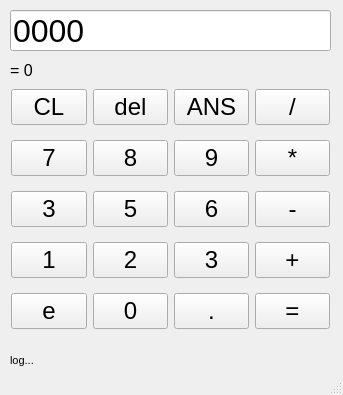
Qt form MyCalculatorGUI/mainwindow.ui (ElMarshal/MyCalculator) before a commit.
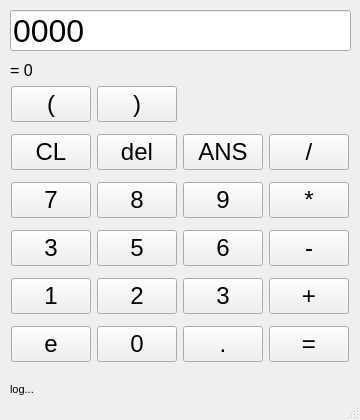
The same form after that commit.

What changed in the file:
```diff
--- a/MyCalculatorGUI/mainwindow.ui
+++ b/MyCalculatorGUI/mainwindow.ui
@@ -6,8 +6,8 @@
    <rect>
     <x>0</x>
     <y>0</y>
-    <width>343</width>
-    <height>395</height>
+    <width>360</width>
+    <height>420</height>
    </rect>
   </property>
   <property name="windowTitle">
@@ -19,7 +19,7 @@
      <rect>
       <x>10</x>
       <y>10</y>
-      <width>321</width>
+      <width>341</width>
       <height>41</height>
      </rect>
     </property>
@@ -36,8 +36,8 @@
     <property name="geometry">
      <rect>
       <x>10</x>
-      <y>350</y>
-      <width>321</width>
+      <y>379</y>
+      <width>341</width>
       <height>20</height>
      </rect>
     </property>
@@ -64,8 +64,8 @@
      <rect>
       <x>10</x>
       <y>80</y>
-      <width>321</width>
-      <height>261</height>
+      <width>340</width>
+      <height>291</height>
      </rect>
     </property>
     <layout class="QGridLayout" name="gridLayout">
@@ -81,8 +81,30 @@
      <property name="verticalSpacing">
       <number>6</number>
      </property>
+     <item row="3" column="1">
+      <widget class="QPushButton" name="btn_5">
+       <property name="sizePolicy">
+        <sizepolicy hsizetype="Minimum" vsizetype="Maximum">
+         <horstretch>0</horstretch>
+         <verstretch>0</verstretch>
+        </sizepolicy>
+       </property>
+       <property name="font">
+        <font>
+         <pointsize>18</pointsize>
+         <kerning>true</kerning>
+        </font>
+       </property>
+       <property name="autoFillBackground">
+        <bool>false</bool>
+       </property>
+       <property name="text">
+        <string>5</string>
+       </property>
+      </widget>
+     </item>
      <item row="3" column="2">
-      <widget class="QPushButton" name="btn_3">
+      <widget class="QPushButton" name="btn_6">
        <property name="sizePolicy">
         <sizepolicy hsizetype="Minimum" vsizetype="Maximum">
          <horstretch>0</horstretch>
@@ -99,11 +121,11 @@
         <bool>false</bool>
        </property>
        <property name="text">
-        <string>3</string>
+        <string>6</string>
        </property>
       </widget>
      </item>
-     <item row="1" column="1">
+     <item row="2" column="1">
       <widget class="QPushButton" name="btn_8">
        <property name="sizePolicy">
         <sizepolicy hsizetype="Minimum" vsizetype="Maximum">
@@ -125,8 +147,8 @@
        </property>
       </widget>
      </item>
-     <item row="1" column="2">
-      <widget class="QPushButton" name="btn_9">
+     <item row="5" column="0">
+      <widget class="QPushButton" name="btn_e">
        <property name="sizePolicy">
         <sizepolicy hsizetype="Minimum" vsizetype="Maximum">
          <horstretch>0</horstretch>
@@ -143,143 +165,11 @@
         <bool>false</bool>
        </property>
        <property name="text">
-        <string>9</string>
-       </property>
-      </widget>
-     </item>
-     <item row="2" column="1">
-      <widget class="QPushButton" name="btn_5">
-       <property name="sizePolicy">
-        <sizepolicy hsizetype="Minimum" vsizetype="Maximum">
-         <horstretch>0</horstretch>
-         <verstretch>0</verstretch>
-        </sizepolicy>
-       </property>
-       <property name="font">
-        <font>
-         <pointsize>18</pointsize>
-         <kerning>true</kerning>
-        </font>
-       </property>
-       <property name="autoFillBackground">
-        <bool>false</bool>
-       </property>
-       <property name="text">
-        <string>5</string>
-       </property>
-      </widget>
-     </item>
-     <item row="1" column="3">
-      <widget class="QPushButton" name="btn_mul">
-       <property name="sizePolicy">
-        <sizepolicy hsizetype="Minimum" vsizetype="Maximum">
-         <horstretch>0</horstretch>
-         <verstretch>0</verstretch>
-        </sizepolicy>
-       </property>
-       <property name="font">
-        <font>
-         <pointsize>18</pointsize>
-         <kerning>true</kerning>
-        </font>
-       </property>
-       <property name="autoFillBackground">
-        <bool>false</bool>
-       </property>
-       <property name="text">
-        <string>*</string>
-       </property>
-      </widget>
-     </item>
-     <item row="1" column="0">
-      <widget class="QPushButton" name="btn_7">
-       <property name="sizePolicy">
-        <sizepolicy hsizetype="Minimum" vsizetype="Maximum">
-         <horstretch>0</horstretch>
-         <verstretch>0</verstretch>
-        </sizepolicy>
-       </property>
-       <property name="font">
-        <font>
-         <pointsize>18</pointsize>
-         <kerning>true</kerning>
-        </font>
-       </property>
-       <property name="autoFillBackground">
-        <bool>false</bool>
-       </property>
-       <property name="text">
-        <string>7</string>
-       </property>
-      </widget>
-     </item>
-     <item row="3" column="1">
-      <widget class="QPushButton" name="btn_2">
-       <property name="sizePolicy">
-        <sizepolicy hsizetype="Minimum" vsizetype="Maximum">
-         <horstretch>0</horstretch>
-         <verstretch>0</verstretch>
-        </sizepolicy>
-       </property>
-       <property name="font">
-        <font>
-         <pointsize>18</pointsize>
-         <kerning>true</kerning>
-        </font>
-       </property>
-       <property name="autoFillBackground">
-        <bool>false</bool>
-       </property>
-       <property name="text">
-        <string>2</string>
+        <string>e</string>
        </property>
       </widget>
      </item>
      <item row="4" column="3">
-      <widget class="QPushButton" name="btn_equal">
-       <property name="sizePolicy">
-        <sizepolicy hsizetype="Minimum" vsizetype="Maximum">
-         <horstretch>0</horstretch>
-         <verstretch>0</verstretch>
-        </sizepolicy>
-       </property>
-       <property name="font">
-        <font>
-         <pointsize>18</pointsize>
-         <kerning>true</kerning>
-        </font>
-       </property>
-       <property name="autoFillBackground">
-        <bool>false</bool>
-       </property>
-       <property name="text">
-        <string>=</string>
-       </property>
-      </widget>
-     </item>
-     <item row="3" column="0">
-      <widget class="QPushButton" name="btn_1">
-       <property name="sizePolicy">
-        <sizepolicy hsizetype="Minimum" vsizetype="Maximum">
-         <horstretch>0</horstretch>
-         <verstretch>0</verstretch>
-        </sizepolicy>
-       </property>
-       <property name="font">
-        <font>
-         <pointsize>18</pointsize>
-         <kerning>true</kerning>
-        </font>
-       </property>
-       <property name="autoFillBackground">
-        <bool>false</bool>
-       </property>
-       <property name="text">
-        <string>1</string>
-       </property>
-      </widget>
-     </item>
-     <item row="3" column="3">
       <widget class="QPushButton" name="btn_plus">
        <property name="sizePolicy">
         <sizepolicy hsizetype="Minimum" vsizetype="Maximum">
@@ -302,6 +192,28 @@
       </widget>
      </item>
      <item row="4" column="1">
+      <widget class="QPushButton" name="btn_2">
+       <property name="sizePolicy">
+        <sizepolicy hsizetype="Minimum" vsizetype="Maximum">
+         <horstretch>0</horstretch>
+         <verstretch>0</verstretch>
+        </sizepolicy>
+       </property>
+       <property name="font">
+        <font>
+         <pointsize>18</pointsize>
+         <kerning>true</kerning>
+        </font>
+       </property>
+       <property name="autoFillBackground">
+        <bool>false</bool>
+       </property>
+       <property name="text">
+        <string>2</string>
+       </property>
+      </widget>
+     </item>
+     <item row="5" column="1">
       <widget class="QPushButton" name="btn_0">
        <property name="sizePolicy">
         <sizepolicy hsizetype="Minimum" vsizetype="Maximum">
@@ -323,8 +235,8 @@
        </property>
       </widget>
      </item>
-     <item row="2" column="3">
-      <widget class="QPushButton" name="btn_minus">
+     <item row="1" column="0">
+      <widget class="QPushButton" name="btn_cl">
        <property name="sizePolicy">
         <sizepolicy hsizetype="Minimum" vsizetype="Maximum">
          <horstretch>0</horstretch>
@@ -341,33 +253,11 @@
         <bool>false</bool>
        </property>
        <property name="text">
-        <string>-</string>
+        <string>CL</string>
        </property>
       </widget>
      </item>
-     <item row="2" column="2">
-      <widget class="QPushButton" name="btn_6">
-       <property name="sizePolicy">
-        <sizepolicy hsizetype="Minimum" vsizetype="Maximum">
-         <horstretch>0</horstretch>
-         <verstretch>0</verstretch>
-        </sizepolicy>
-       </property>
-       <property name="font">
-        <font>
-         <pointsize>18</pointsize>
-         <kerning>true</kerning>
-        </font>
-       </property>
-       <property name="autoFillBackground">
-        <bool>false</bool>
-       </property>
-       <property name="text">
-        <string>6</string>
-       </property>
-      </widget>
-     </item>
-     <item row="4" column="2">
+     <item row="5" column="2">
       <widget class="QPushButton" name="btn_dot">
        <property name="sizePolicy">
         <sizepolicy hsizetype="Minimum" vsizetype="Maximum">
@@ -390,6 +280,72 @@
       </widget>
      </item>
      <item row="2" column="0">
+      <widget class="QPushButton" name="btn_7">
+       <property name="sizePolicy">
+        <sizepolicy hsizetype="Minimum" vsizetype="Maximum">
+         <horstretch>0</horstretch>
+         <verstretch>0</verstretch>
+        </sizepolicy>
+       </property>
+       <property name="font">
+        <font>
+         <pointsize>18</pointsize>
+         <kerning>true</kerning>
+        </font>
+       </property>
+       <property name="autoFillBackground">
+        <bool>false</bool>
+       </property>
+       <property name="text">
+        <string>7</string>
+       </property>
+      </widget>
+     </item>
+     <item row="5" column="3">
+      <widget class="QPushButton" name="btn_equal">
+       <property name="sizePolicy">
+        <sizepolicy hsizetype="Minimum" vsizetype="Maximum">
+         <horstretch>0</horstretch>
+         <verstretch>0</verstretch>
+        </sizepolicy>
+       </property>
+       <property name="font">
+        <font>
+         <pointsize>18</pointsize>
+         <kerning>true</kerning>
+        </font>
+       </property>
+       <property name="autoFillBackground">
+        <bool>false</bool>
+       </property>
+       <property name="text">
+        <string>=</string>
+       </property>
+      </widget>
+     </item>
+     <item row="1" column="2">
+      <widget class="QPushButton" name="btn_ans">
+       <property name="sizePolicy">
+        <sizepolicy hsizetype="Minimum" vsizetype="Maximum">
+         <horstretch>0</horstretch>
+         <verstretch>0</verstretch>
+        </sizepolicy>
+       </property>
+       <property name="font">
+        <font>
+         <pointsize>18</pointsize>
+         <kerning>true</kerning>
+        </font>
+       </property>
+       <property name="autoFillBackground">
+        <bool>false</bool>
+       </property>
+       <property name="text">
+        <string>ANS</string>
+       </property>
+      </widget>
+     </item>
+     <item row="3" column="0">
       <widget class="QPushButton" name="btn_4">
        <property name="sizePolicy">
         <sizepolicy hsizetype="Minimum" vsizetype="Maximum">
@@ -412,7 +368,7 @@
       </widget>
      </item>
      <item row="4" column="0">
-      <widget class="QPushButton" name="btn_e">
+      <widget class="QPushButton" name="btn_1">
        <property name="sizePolicy">
         <sizepolicy hsizetype="Minimum" vsizetype="Maximum">
          <horstretch>0</horstretch>
@@ -429,11 +385,11 @@
         <bool>false</bool>
        </property>
        <property name="text">
-        <string>e</string>
+        <string>1</string>
        </property>
       </widget>
      </item>
-     <item row="0" column="3">
+     <item row="1" column="3">
       <widget class="QPushButton" name="btn_div">
        <property name="sizePolicy">
         <sizepolicy hsizetype="Minimum" vsizetype="Maximum">
@@ -455,29 +411,7 @@
        </property>
       </widget>
      </item>
-     <item row="0" column="0">
-      <widget class="QPushButton" name="btn_cl">
-       <property name="sizePolicy">
-        <sizepolicy hsizetype="Minimum" vsizetype="Maximum">
-         <horstretch>0</horstretch>
-         <verstretch>0</verstretch>
-        </sizepolicy>
-       </property>
-       <property name="font">
-        <font>
-         <pointsize>18</pointsize>
-         <kerning>true</kerning>
-        </font>
-       </property>
-       <property name="autoFillBackground">
-        <bool>false</bool>
-       </property>
-       <property name="text">
-        <string>CL</string>
-       </property>
-      </widget>
-     </item>
-     <item row="0" column="1">
+     <item row="1" column="1">
       <widget class="QPushButton" name="btn_del">
        <property name="sizePolicy">
         <sizepolicy hsizetype="Minimum" vsizetype="Maximum">
@@ -499,8 +433,8 @@
        </property>
       </widget>
      </item>
-     <item row="0" column="2">
-      <widget class="QPushButton" name="btn_ans">
+     <item row="2" column="2">
+      <widget class="QPushButton" name="btn_9">
        <property name="sizePolicy">
         <sizepolicy hsizetype="Minimum" vsizetype="Maximum">
          <horstretch>0</horstretch>
@@ -517,7 +451,117 @@
         <bool>false</bool>
        </property>
        <property name="text">
-        <string>ANS</string>
+        <string>9</string>
+       </property>
+      </widget>
+     </item>
+     <item row="2" column="3">
+      <widget class="QPushButton" name="btn_mul">
+       <property name="sizePolicy">
+        <sizepolicy hsizetype="Minimum" vsizetype="Maximum">
+         <horstretch>0</horstretch>
+         <verstretch>0</verstretch>
+        </sizepolicy>
+       </property>
+       <property name="font">
+        <font>
+         <pointsize>18</pointsize>
+         <kerning>true</kerning>
+        </font>
+       </property>
+       <property name="autoFillBackground">
+        <bool>false</bool>
+       </property>
+       <property name="text">
+        <string>*</string>
+       </property>
+      </widget>
+     </item>
+     <item row="3" column="3">
+      <widget class="QPushButton" name="btn_minus">
+       <property name="sizePolicy">
+        <sizepolicy hsizetype="Minimum" vsizetype="Maximum">
+         <horstretch>0</horstretch>
+         <verstretch>0</verstretch>
+        </sizepolicy>
+       </property>
+       <property name="font">
+        <font>
+         <pointsize>18</pointsize>
+         <kerning>true</kerning>
+        </font>
+       </property>
+       <property name="autoFillBackground">
+        <bool>false</bool>
+       </property>
+       <property name="text">
+        <string>-</string>
+       </property>
+      </widget>
+     </item>
+     <item row="4" column="2">
+      <widget class="QPushButton" name="btn_3">
+       <property name="sizePolicy">
+        <sizepolicy hsizetype="Minimum" vsizetype="Maximum">
+         <horstretch>0</horstretch>
+         <verstretch>0</verstretch>
+        </sizepolicy>
+       </property>
+       <property name="font">
+        <font>
+         <pointsize>18</pointsize>
+         <kerning>true</kerning>
+        </font>
+       </property>
+       <property name="autoFillBackground">
+        <bool>false</bool>
+       </property>
+       <property name="text">
+        <string>3</string>
+       </property>
+      </widget>
+     </item>
+     <item row="0" column="0">
+      <widget class="QPushButton" name="btn_lp">
+       <property name="sizePolicy">
+        <sizepolicy hsizetype="Minimum" vsizetype="Maximum">
+         <horstretch>0</horstretch>
+         <verstretch>0</verstretch>
+        </sizepolicy>
+       </property>
+       <property name="font">
+        <font>
+         <pointsize>18</pointsize>
+         <kerning>true</kerning>
+        </font>
+       </property>
+       <property name="autoFillBackground">
+        <bool>false</bool>
+       </property>
+       <property name="text">
+        <string>(</string>
+       </property>
+      </widget>
+     </item>
+     <item row="0" column="1">
+      <widget class="QPushButton" name="btn_rp">
+       <property name="sizePolicy">
+        <sizepolicy hsizetype="Minimum" vsizetype="Maximum">
+         <horstretch>0</horstretch>
+         <verstretch>0</verstretch>
+        </sizepolicy>
+       </property>
+       <property name="font">
+        <font>
+         <pointsize>18</pointsize>
+         <kerning>true</kerning>
+        </font>
+       </property>
+       <property name="autoFillBackground">
+        <bool>false</bool>
+       </property>
+       <property name="text">
+        <string>)</string>
        </property>
       </widget>
      </item>
@@ -528,7 +572,7 @@
      <rect>
       <x>10</x>
       <y>60</y>
-      <width>331</width>
+      <width>341</width>
       <height>20</height>
      </rect>
     </property>
```
